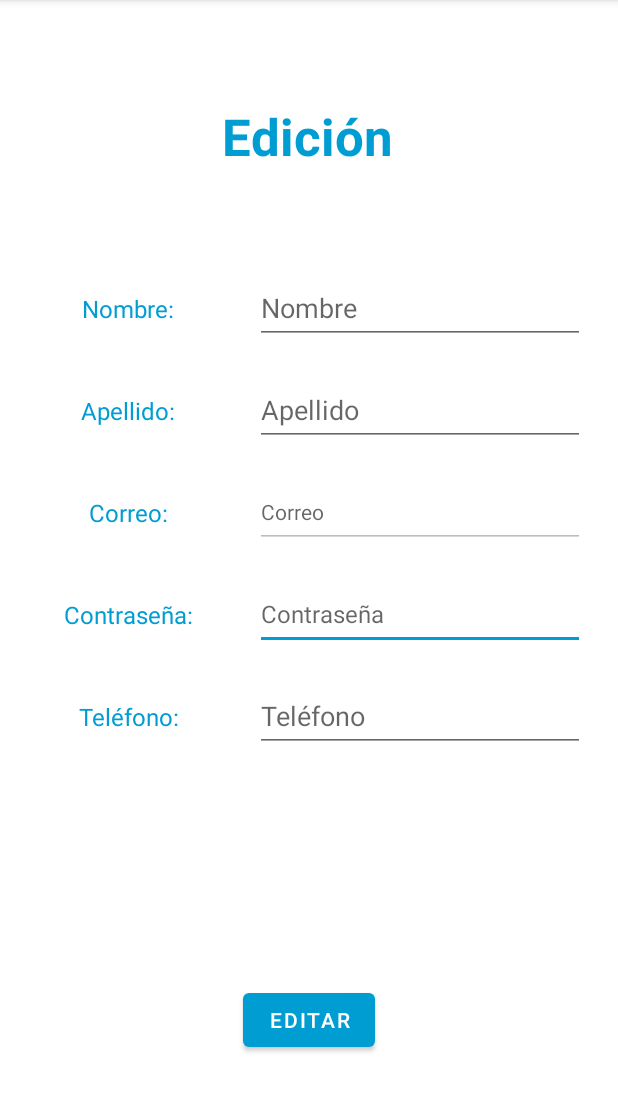
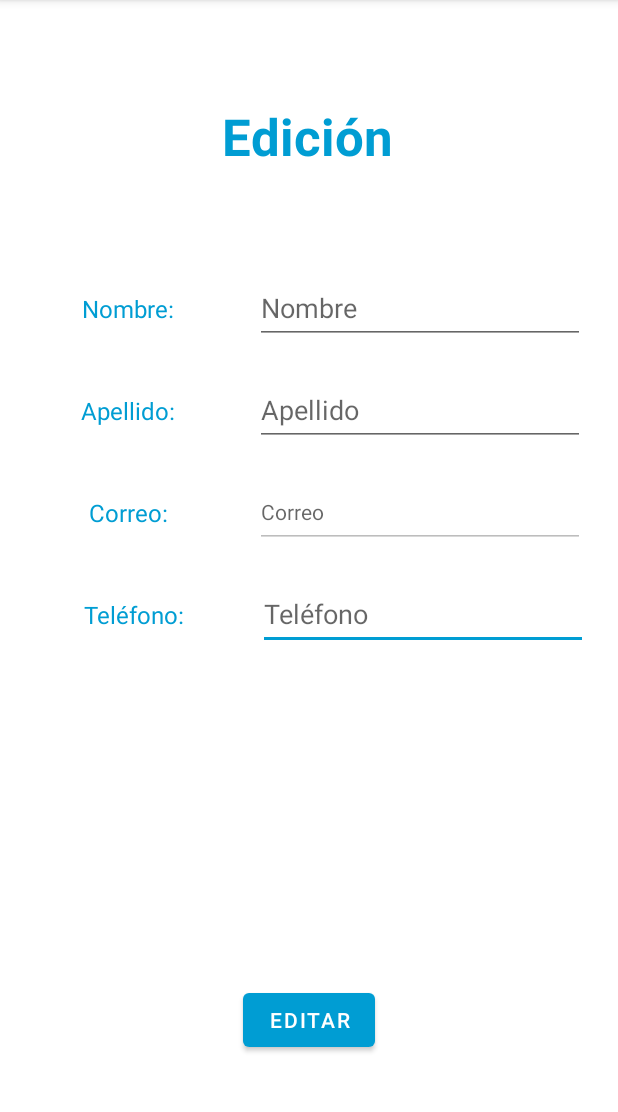
Before and after one commit to onwindapp/onwindapp, an Android app: the UserEditActivity screen opened directly, with no data from a screen before it, on a phone screen of 412 x 824 dp, the part 84-1196 px from its top. Run offline under Robolectric (Android 15) with nearby library versions, the phone set to English and light mode, and no system bars; libraries missing offline, so code that uses them is left out: io.realm; 6 statements that could not run were skipped.

Commit message:
fix: solve bug of the edit ride

```diff
--- a/app/src/main/java/com/onwindapp/cuatrovientos/fragments/SelectionMapFragment.java
+++ b/app/src/main/java/com/onwindapp/cuatrovientos/fragments/SelectionMapFragment.java
@@ -35,7 +35,9 @@ public class SelectionMapFragment extends Fragment {
             // draggable marker
             mMap.addMarker(CommonData.editMode ?  new MarkerOptions().position(
                     new LatLng(CommonData.editRide.getPoint().get(0), CommonData.editRide.getPoint().get(1)))
-                            .draggable(true)
+                            .draggable(!CommonData.editMode)
+                    .title(CommonData.editRide.getRideType().equals(RidesTypes.Ida) ?
+                            "Destino" : "Salida")
                     :
                     CommonData.defaultMarker
                     .draggable(true)
--- a/app/src/main/res/layout/activity_user_edit.xml
+++ b/app/src/main/res/layout/activity_user_edit.xml
@@ -64,9 +64,9 @@
             android:textColor="@color/ow_blue"
             android:textSize="16sp"
             app:layout_constraintBottom_toBottomOf="@+id/phone"
-        app:layout_constraintEnd_toEndOf="@+id/textView3"
-        app:layout_constraintStart_toStartOf="@+id/textView3"
-        app:layout_constraintTop_toTopOf="@+id/phone" />
+            app:layout_constraintTop_toTopOf="@+id/phone"
+            app:layout_constraintStart_toStartOf="parent"
+            android:layout_marginStart="56dp" />
 
     <TextView
             android:id="@+id/textView3"
@@ -78,7 +78,8 @@
             app:layout_constraintBottom_toBottomOf="@+id/password"
             app:layout_constraintEnd_toEndOf="@+id/textView2"
             app:layout_constraintStart_toStartOf="@+id/textView2"
-        app:layout_constraintTop_toTopOf="@+id/password" />
+            app:layout_constraintTop_toTopOf="@+id/password"
+            android:visibility="gone" />
 
     <EditText
             android:id="@+id/email"
@@ -110,7 +111,9 @@
             app:layout_constraintHorizontal_bias="0.0"
             app:layout_constraintStart_toStartOf="@+id/email"
             app:layout_constraintTop_toBottomOf="@+id/email"
-        tools:ignore="SpeakableTextPresentCheck" />
+            tools:ignore="SpeakableTextPresentCheck"
+            android:enabled="false"
+            android:visibility="gone" />
 
     <Button
         android:id="@+id/edit"
@@ -126,15 +129,14 @@
             android:id="@+id/phone"
             android:layout_width="220dp"
             android:layout_height="48dp"
-        android:layout_marginTop="20dp"
             android:ems="10"
             android:hint="Teléfono"
             android:inputType="phone"
             android:textColor="@color/ow_blue"
-        app:layout_constraintEnd_toEndOf="@+id/password"
-        app:layout_constraintHorizontal_bias="0.0"
-        app:layout_constraintStart_toStartOf="@+id/password"
-        app:layout_constraintTop_toBottomOf="@+id/password" />
+            app:layout_constraintTop_toBottomOf="@+id/email"
+            android:layout_marginTop="20dp"
+            app:layout_constraintEnd_toEndOf="parent"
+            android:layout_marginEnd="20dp" />
 
     <EditText
         android:id="@+id/name"
--- a/app/src/main/res/values/strings.xml
+++ b/app/src/main/res/values/strings.xml
@@ -12,8 +12,8 @@
     <string name="desc">Descripción: </string>
 
     <string name="action_settings">Settings</string>
-    <string name="title_activity_main_map">MainMapActivity</string>
-    <string name="title_activity_selection_map">SelectionMapActivity</string>
+    <string name="title_activity_main_map">Onwind</string>
+    <string name="title_activity_selection_map">Onwind</string>
 
     <string-array name="seats">
         <item>1</item>
```
Also changed, not shown: app/src/main/java/com/onwindapp/cuatrovientos/activities/RideCreationActivity.java (+15 -6 lines). Lines whose indentation alone changed are shown as unchanged.
